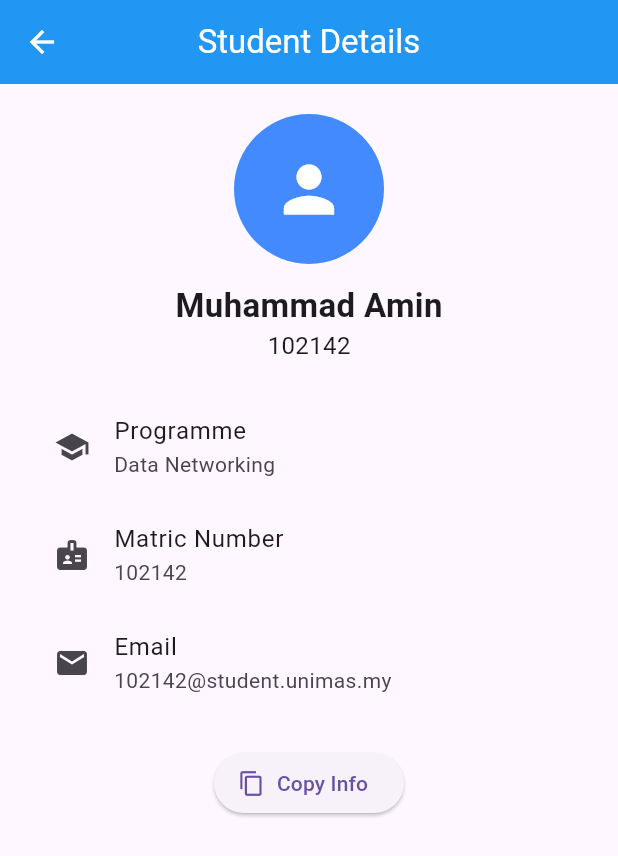
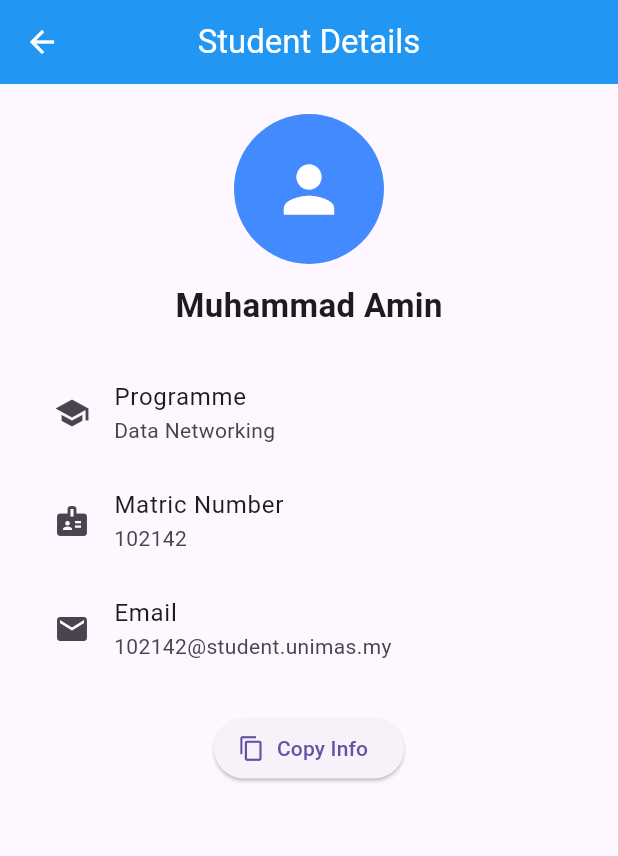
Before and after one commit to Farrysha/TMA3084-G1-T1-Lab-5, a Flutter app: the Screen2 screen opened directly, after a tap on "Muhammad Amin", on a phone screen of 412 x 824 dp. Shown: the top 856 px of the screen. Run offline on Flutter 3.47's test engine with Material 3 defaults, Android fonts, the phone set to English and light mode, and no system bars; our stand-ins replace material_ui.

Commit message:
Minor CI fixes

```diff
--- a/lib/screen2.dart
+++ b/lib/screen2.dart
@@ -11,7 +11,6 @@ class Screen2 extends StatefulWidget {
 
 class _Screen2State extends State<Screen2> {
   final TextEditingController _searchController = TextEditingController();
-  String _searchQuery = '';
 
   // Student dataset
   final _allStudents = [
@@ -38,9 +37,10 @@ class _Screen2State extends State<Screen2> {
     return _allStudents.where((student) {
       final matchesProgramme =
           programme == 'All' || student['programme'] == programme;
+      final query = _searchController.text;
       final matchesSearch =
-          student['name']!.toLowerCase().contains(_searchQuery.toLowerCase()) ||
-          student['id']!.contains(_searchQuery);
+          student['name']!.toLowerCase().contains(query.toLowerCase()) ||
+          student['id']!.contains(query);
       return matchesProgramme && matchesSearch;
     }).toList();
   }
@@ -79,14 +79,11 @@ class _Screen2State extends State<Screen2> {
                 decoration: InputDecoration(
                   labelText: 'Search by name or matric number',
                   prefixIcon: const Icon(Icons.search),
-                  suffixIcon: _searchQuery.isNotEmpty
+                  suffixIcon: _searchController.text.isNotEmpty
                       ? IconButton(
                           icon: const Icon(Icons.clear),
                           onPressed: () {
-                            setState(() {
-                              _searchController.clear();
-                              _searchQuery = '';
-                            });
+                            setState(_searchController.clear);
                           },
                         )
                       : null,
@@ -96,11 +93,7 @@ class _Screen2State extends State<Screen2> {
                   filled: true,
                   fillColor: Colors.grey[100],
                 ),
-                onChanged: (value) {
-                  setState(() {
-                    _searchQuery = value;
-                  });
-                },
+                onChanged: (_) => setState(() {}),
               ),
             ),
             // TabBarView to display list views filtered by tabs
--- a/lib/screen2_1.dart
+++ b/lib/screen2_1.dart
@@ -36,23 +36,14 @@ class StudentDetailPage extends StatelessWidget {
               name,
               style: const TextStyle(fontWeight: FontWeight.bold, fontSize: 22),
             ),
-            Text(matricNo, style: const TextStyle(fontSize: 16)),
             const SizedBox(height: 20),
-            ListTile(
-              leading: const Icon(Icons.school),
-              title: const Text('Programme'),
-              subtitle: Text(programme),
+            _DetailTile(icon: Icons.school, title: 'Programme', value: programme),
+            _DetailTile(
+              icon: Icons.badge,
+              title: 'Matric Number',
+              value: matricNo,
             ),
-            ListTile(
-              leading: const Icon(Icons.badge),
-              title: const Text('Matric Number'),
-              subtitle: SelectableText(matricNo),
-            ),
-            ListTile(
-              leading: const Icon(Icons.email),
-              title: const Text('Email'),
-              subtitle: SelectableText(email),
-            ),
+            _DetailTile(icon: Icons.email, title: 'Email', value: email),
             const SizedBox(height: 20),
             ElevatedButton.icon(
               icon: const Icon(Icons.copy),
@@ -73,3 +64,24 @@ class StudentDetailPage extends StatelessWidget {
     );
   }
 }
+
+class _DetailTile extends StatelessWidget {
+  const _DetailTile({
+    required this.icon,
+    required this.title,
+    required this.value,
+  });
+
+  final IconData icon;
+  final String title;
+  final String value;
+
+  @override
+  Widget build(BuildContext context) {
+    return ListTile(
+      leading: Icon(icon),
+      title: Text(title),
+      subtitle: SelectableText(value),
+    );
+  }
+}
```
